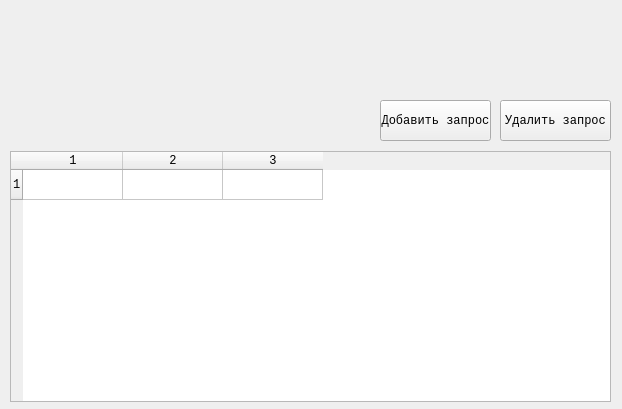
ruzyqwerty/helpdeskonpython, file PyQTForms/MainMenuForm.ui: the form before one commit.
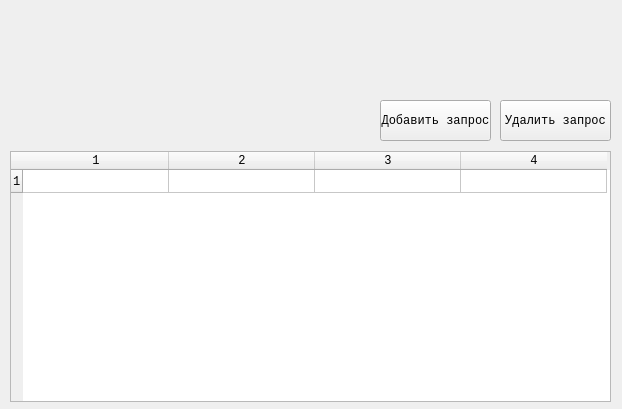
The form after the commit.

Commit message: some settings in QTableWidget and add phonenumber column

The edit to the form file:
```diff
--- a/PyQTForms/MainMenuForm.ui
+++ b/PyQTForms/MainMenuForm.ui
@@ -47,12 +47,31 @@
      <number>1</number>
     </property>
     <property name="columnCount">
-     <number>3</number>
+     <number>4</number>
     </property>
+    <attribute name="horizontalHeaderCascadingSectionResizes">
+     <bool>false</bool>
+    </attribute>
+    <attribute name="horizontalHeaderDefaultSectionSize">
+     <number>146</number>
+    </attribute>
+    <attribute name="horizontalHeaderShowSortIndicator" stdset="0">
+     <bool>true</bool>
+    </attribute>
+    <attribute name="horizontalHeaderStretchLastSection">
+     <bool>false</bool>
+    </attribute>
+    <attribute name="verticalHeaderVisible">
+     <bool>true</bool>
+    </attribute>
+    <attribute name="verticalHeaderDefaultSectionSize">
+     <number>23</number>
+    </attribute>
     <row/>
     <column/>
     <column/>
     <column/>
+    <column/>
    </widget>
    <widget class="QLabel" name="lblName">
     <property name="geometry">
```
Left out of the diff: 2 changed lines with no effect on the pictures. The commit also changes 1 other file.
